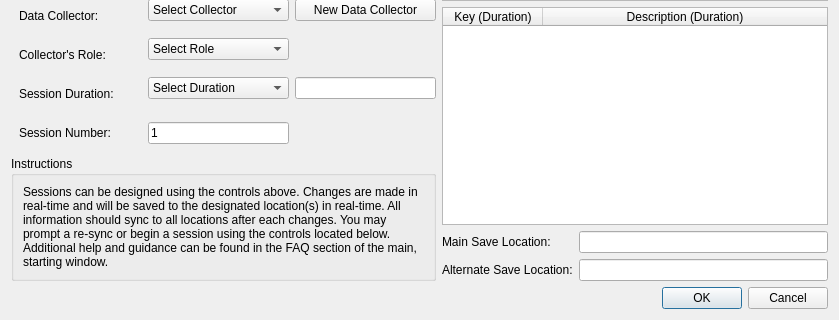
Above: sessionwindow.ui from miyamot0/DataTracker3 before the change; both pictures show x 0 to 839 and y 248 to 568 of the 839 by 568 pixel window. Below: the same form after it.
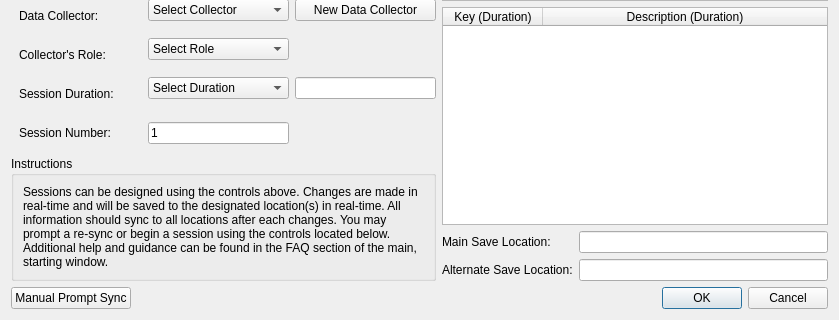
That is the form after the change.

Commit message: Add updates to UI re: file operations

What changed in the file:
```diff
--- a/sessionwindow.ui
+++ b/sessionwindow.ui
@@ -825,7 +825,35 @@
     </layout>
    </item>
    <item>
+    <layout class="QHBoxLayout" name="horizontalLayout">
+     <item>
+      <widget class="QPushButton" name="pushButtonSync">
+       <property name="sizePolicy">
+        <sizepolicy hsizetype="Maximum" vsizetype="Fixed">
+         <horstretch>0</horstretch>
+         <verstretch>0</verstretch>
+        </sizepolicy>
+       </property>
+       <property name="text">
+        <string>Manual Prompt Sync</string>
+       </property>
+      </widget>
+     </item>
+     <item>
+      <widget class="QLabel" name="labelStatus">
+       <property name="text">
+        <string/>
+       </property>
+      </widget>
+     </item>
+     <item>
     <widget class="QDialogButtonBox" name="buttonBox">
+       <property name="sizePolicy">
+        <sizepolicy hsizetype="Maximum" vsizetype="Fixed">
+         <horstretch>0</horstretch>
+         <verstretch>0</verstretch>
+        </sizepolicy>
+       </property>
      <property name="orientation">
       <enum>Qt::Horizontal</enum>
      </property>
@@ -833,6 +861,8 @@
       <set>QDialogButtonBox::Cancel|QDialogButtonBox::Ok</set>
      </property>
     </widget>
+     </item>
+    </layout>
    </item>
   </layout>
  </widget>
```
Lines whose indentation alone changed are shown as unchanged. The commit also changes 2 other files.
